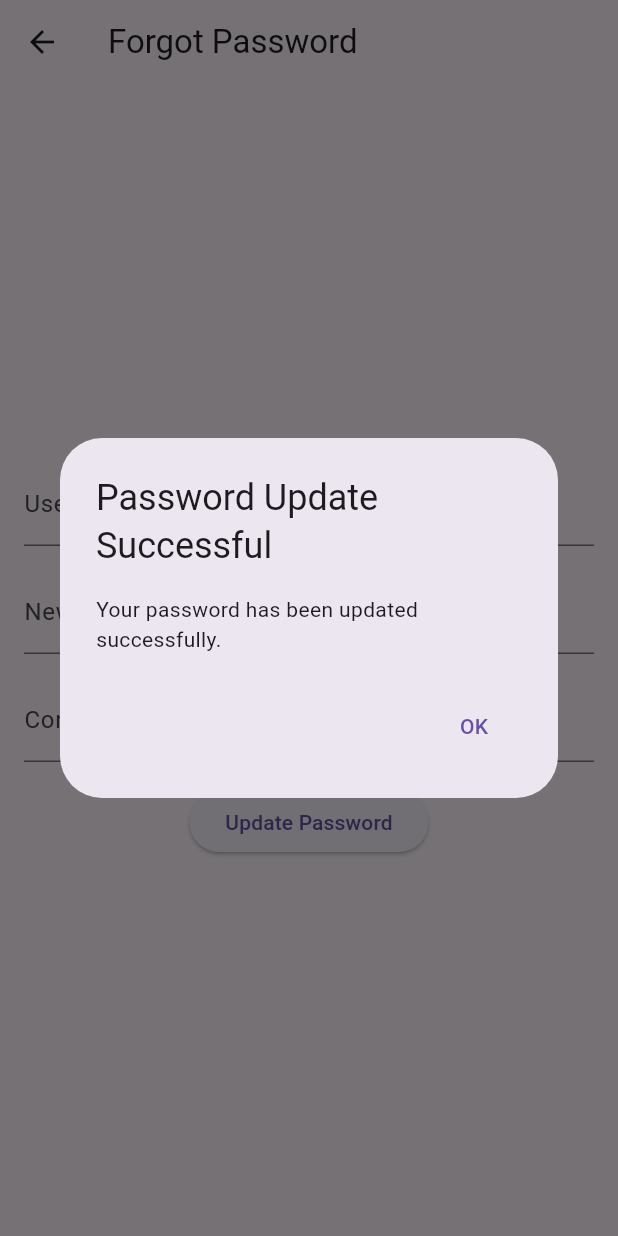
After one commit to GabeC117/Smart-Wallet, a Flutter app: the ForgotPassword screen opened directly, after a tap on "Update Password", on a phone screen of 412 x 824 dp. The commit adds this screen. Run offline on Flutter 3.47's test engine with Material 3 defaults, Android fonts, the phone set to English and light mode, and no system bars.

Commit message:
Added Forgot Password page and Forgot Password button in main.

```diff
--- a/lib/main.dart
+++ b/lib/main.dart
@@ -1,6 +1,9 @@
 import 'package:flutter/material.dart';
 import 'package:smart_wallet/pages/home.dart';
 import 'package:smart_wallet/pages/sign_up.dart';
+import 'package:smart_wallet/pages/forgot_password.dart';
+
+
 
 void main() {
   runApp(MyApp());
@@ -85,7 +88,15 @@ class _LoginPageState extends State<LoginPage> {
                 MaterialPageRoute(builder: (context) => SignUp()));
               },
               child: Text('Sign Up'),
-              )
+              ),
+
+               ElevatedButton(
+                onPressed: () {
+                  Navigator.push(context,
+                  MaterialPageRoute(builder: (context) => ForgotPassword()));
+                },
+                child: Text('Forgot Password'),
+              ),
           ],
         ),
       ),
--- /dev/null
+++ b/lib/pages/forgot_password.dart
@@ -0,0 +1,82 @@
+import 'package:flutter/material.dart';
+
+class ForgotPassword extends StatefulWidget {
+  @override
+  _ForgotPasswordState createState() => _ForgotPasswordState();
+}
+
+class _ForgotPasswordState extends State<ForgotPassword> {
+  TextEditingController _usernameController = TextEditingController();
+  TextEditingController _newPasswordController = TextEditingController();
+  TextEditingController _confirmPasswordController = TextEditingController();
+
+  @override
+  Widget build(BuildContext context) {
+    return Scaffold(
+      appBar: AppBar(
+        title: Text('Forgot Password'),
+      ),
+      body: Padding(
+        padding: EdgeInsets.all(16.0),
+        child: Column(
+          mainAxisAlignment: MainAxisAlignment.center,
+          children: [
+            TextField(
+              controller: _usernameController,
+              decoration: InputDecoration(labelText: 'Username'),
+            ),
+            SizedBox(height: 16.0),
+            TextField(
+              controller: _newPasswordController,
+              obscureText: true,
+              decoration: InputDecoration(labelText: 'New Password'),
+            ),
+            SizedBox(height: 16.0),
+            TextField(
+              controller: _confirmPasswordController,
+              obscureText: true,
+              decoration: InputDecoration(labelText: 'Confirm New Password'),
+            ),
+            SizedBox(height: 16.0),
+            ElevatedButton(
+              onPressed: () {
+                if (_newPasswordController.text == _confirmPasswordController.text) {
+                  // Add logic here to handle the password update in your backend
+                  showDialog(
+                    context: context,
+                    builder: (context) => AlertDialog(
+                      title: Text('Password Update Successful'),
+                      content: Text('Your password has been updated successfully.'),
+                      actions: [
+                        TextButton(
+                          onPressed: () => Navigator.pop(context),
+                          child: Text('OK'),
+                        ),
+                      ],
+                    ),
+                  );
+                } else {
+                  // Error handling if the passwords do not match
+                  showDialog(
+                    context: context,
+                    builder: (context) => AlertDialog(
+                      title: Text('Error'),
+                      content: Text('The passwords do not match. Please try again.'),
+                      actions: [
+                        TextButton(
+                          onPressed: () => Navigator.pop(context),
+                          child: Text('OK'),
+                        ),
+                      ],
+                    ),
+                  );
+                }
+              },
+              child: Text('Update Password'),
+            ),
+          ],
+        ),
+      ),
+    );
+  }
+}
```
